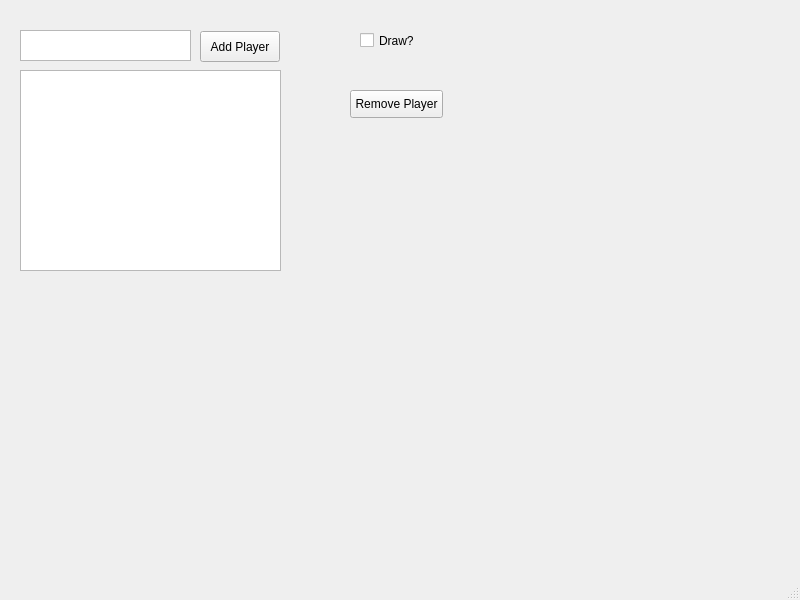
Qt form view/pokergame.ui (jaydeelew/poker_game_gui) before a commit.
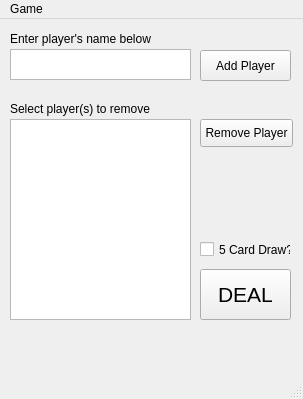
The same form after that commit.

Commit message: mainwindow gui updates various

The edit to the form file:
```diff
--- a/view/pokergame.ui
+++ b/view/pokergame.ui
@@ -6,8 +6,8 @@
    <rect>
     <x>0</x>
     <y>0</y>
-    <width>800</width>
-    <height>600</height>
+    <width>303</width>
+    <height>399</height>
    </rect>
   </property>
   <property name="windowTitle">
@@ -17,9 +17,9 @@
    <widget class="QListWidget" name="listWidgetPlayers">
     <property name="geometry">
      <rect>
-      <x>20</x>
-      <y>70</y>
-      <width>261</width>
+      <x>10</x>
+      <y>100</y>
+      <width>181</width>
       <height>201</height>
      </rect>
     </property>
@@ -32,7 +32,7 @@
      <rect>
       <x>200</x>
       <y>31</y>
-      <width>80</width>
+      <width>91</width>
       <height>31</height>
      </rect>
     </property>
@@ -43,9 +43,9 @@
    <widget class="QTextEdit" name="textEditPlayer">
     <property name="geometry">
      <rect>
-      <x>20</x>
+      <x>10</x>
       <y>30</y>
-      <width>171</width>
+      <width>181</width>
       <height>31</height>
      </rect>
     </property>
@@ -53,21 +53,21 @@
    <widget class="QCheckBox" name="checkBoxDrawGame">
     <property name="geometry">
      <rect>
-      <x>360</x>
-      <y>30</y>
-      <width>81</width>
+      <x>200</x>
+      <y>220</y>
+      <width>91</width>
       <height>21</height>
      </rect>
     </property>
     <property name="text">
-     <string>Draw?</string>
+     <string>5 Card Draw?</string>
     </property>
    </widget>
    <widget class="QPushButton" name="pushButtonDelPlayer">
     <property name="geometry">
      <rect>
-      <x>350</x>
-      <y>90</y>
+      <x>200</x>
+      <y>100</y>
       <width>93</width>
       <height>28</height>
      </rect>
@@ -76,16 +76,80 @@
      <string>Remove Player</string>
     </property>
    </widget>
+   <widget class="QLabel" name="labelEnterName">
+    <property name="geometry">
+     <rect>
+      <x>10</x>
+      <y>10</y>
+      <width>181</width>
+      <height>20</height>
+     </rect>
+    </property>
+    <property name="text">
+     <string>Enter player's name below</string>
+    </property>
+   </widget>
+   <widget class="QLabel" name="labelGameStatus">
+    <property name="geometry">
+     <rect>
+      <x>10</x>
+      <y>310</y>
+      <width>181</width>
+      <height>16</height>
+     </rect>
+    </property>
+    <property name="text">
+     <string/>
+    </property>
+   </widget>
+   <widget class="QLabel" name="labelSelectPlayer">
+    <property name="geometry">
+     <rect>
+      <x>10</x>
+      <y>80</y>
+      <width>181</width>
+      <height>20</height>
+     </rect>
+    </property>
+    <property name="text">
+     <string>Select player(s) to remove</string>
+    </property>
+   </widget>
+   <widget class="QPushButton" name="pushButtonDeal">
+    <property name="geometry">
+     <rect>
+      <x>200</x>
+      <y>250</y>
+      <width>91</width>
+      <height>51</height>
+     </rect>
+    </property>
+    <property name="font">
+     <font>
+      <pointsize>16</pointsize>
+     </font>
+    </property>
+    <property name="text">
+     <string>DEAL</string>
+    </property>
+   </widget>
   </widget>
   <widget class="QMenuBar" name="menubar">
    <property name="geometry">
     <rect>
      <x>0</x>
      <y>0</y>
-     <width>800</width>
+     <width>303</width>
      <height>26</height>
     </rect>
    </property>
+   <widget class="QMenu" name="menuGame">
+    <property name="title">
+     <string>Game</string>
+    </property>
+    <addaction name="actionRestart"/>
+   </widget>
+   <addaction name="menuGame"/>
   </widget>
   <widget class="QStatusBar" name="statusbar"/>
  </widget>
```
Left out of the diff: 5 changed lines with no effect on the pictures. The commit also changes 5 other files.
